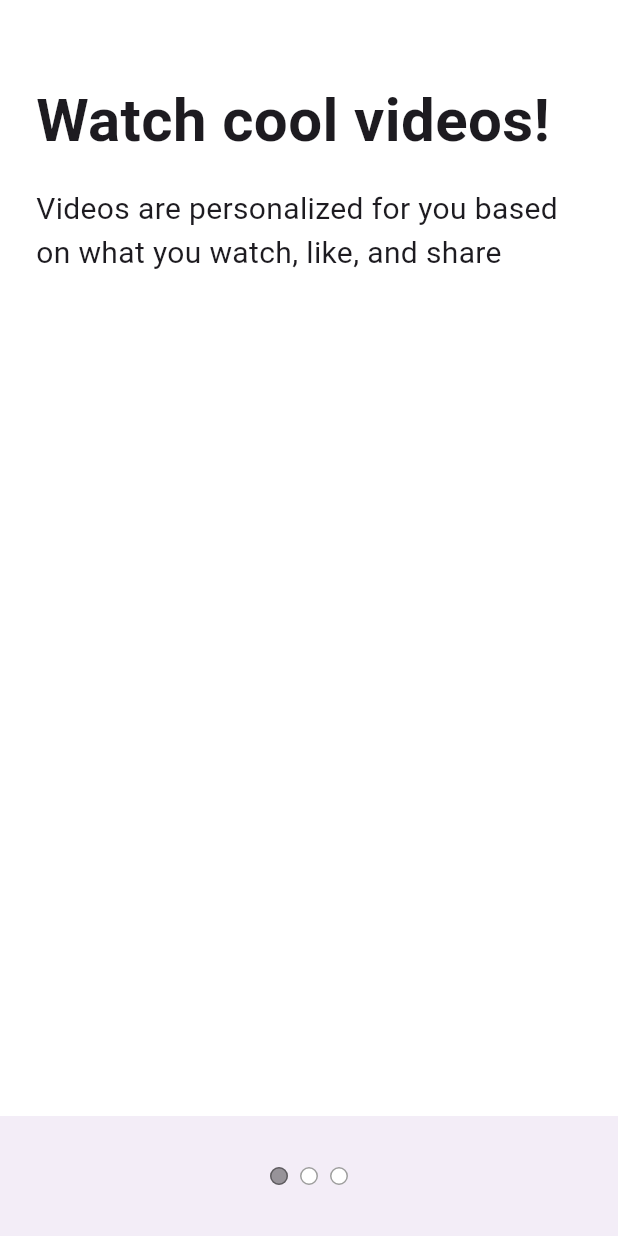
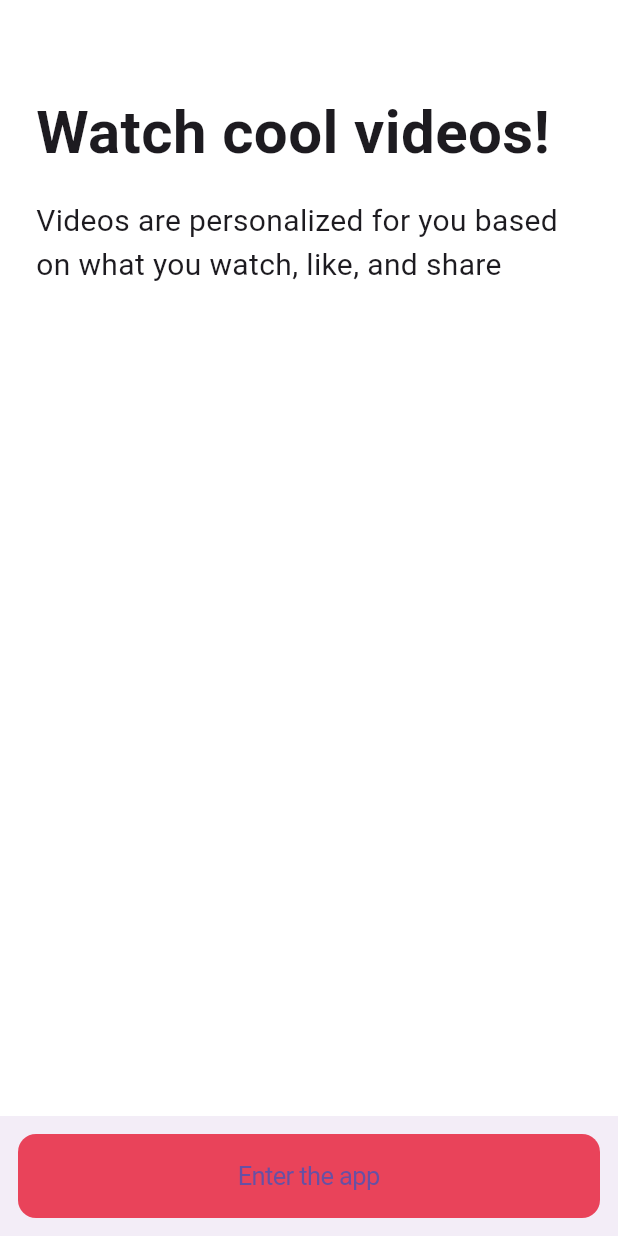
Before and after one commit to Ddip318/tiktok_clone, a Flutter app: the TutorialScreen screen opened directly, on a phone screen of 412 x 824 dp. Run offline on Flutter 3.47's test engine with Material 3 defaults, Android fonts, the phone set to English and light mode, and no system bars; our stand-ins replace font_awesome_flutter.

Commit message:
make boarding screen

```diff
--- a/lib/features/onboarding/widgets/tutorial_screen.dart
+++ b/lib/features/onboarding/widgets/tutorial_screen.dart
@@ -1,6 +1,11 @@
+import 'package:flutter/cupertino.dart';
 import 'package:flutter/material.dart';
 import 'package:tiktok_clone/constants/gaps.dart';
 import 'package:tiktok_clone/constants/sizes.dart';
+
+enum Direction { right, left }
+
+enum Page { first, second }
 
 class TutorialScreen extends StatefulWidget {
   const TutorialScreen({super.key});
@@ -10,22 +15,80 @@ class TutorialScreen extends StatefulWidget {
 }
 
 class _TutorialScreenState extends State<TutorialScreen> {
+  Direction _dircetion = Direction.right;
+  Page _showingPage = Page.first;
+
+  void _onPanUpdate(DragUpdateDetails details) {
+    if (details.delta.dx > 0) {
+      setState(() {
+        _dircetion = Direction.right;
+      });
+    } else {
+      setState(() {
+        _dircetion = Direction.left;
+      });
+    }
+  }
+
+  void _onPanEnd(DragEndDetails detail) {
+    if (_dircetion == Direction.left) {
+      setState(() {
+        _showingPage = Page.second;
+      });
+    } else {
+      setState(() {
+        _showingPage = Page.first;
+      });
+    }
+  }
+
   @override
   Widget build(BuildContext context) {
-    return DefaultTabController(
-      length: 3,
+    return GestureDetector(
+      onPanUpdate: _onPanUpdate,
+      onPanEnd: _onPanEnd,
       child: Scaffold(
-        body: SafeArea(
-          child: TabBarView(
-            children: [
-              Padding(
-                padding: EdgeInsets.symmetric(
+        body: Padding(
+          padding: const EdgeInsets.symmetric(
             horizontal: Sizes.size24,
           ),
-                child: Column(
+          child: SafeArea(
+            child: AnimatedCrossFade(
+              duration: Duration(
+                milliseconds: 300,
+              ),
+              firstChild: firstPage(),
+              secondChild: secondPage(),
+              crossFadeState: _showingPage == Page.first
+                  ? CrossFadeState.showFirst
+                  : CrossFadeState.showSecond,
+            ),
+          ),
+        ),
+        bottomNavigationBar: BottomAppBar(
+          padding: EdgeInsets.symmetric(
+            vertical: Sizes.size12,
+            horizontal: Sizes.size12,
+          ),
+          child: AnimatedOpacity(
+            duration: Duration(milliseconds: 300),
+            opacity: _showingPage == Page.first ? 1 : 0,
+            child: CupertinoButton(
+              onPressed: () {},
+              color: Theme.of(context).primaryColor,
+              child: Text('Enter the app'),
+            ),
+          ),
+        ),
+      ),
+    );
+  }
+
+  Column firstPage() {
+    return Column(
       crossAxisAlignment: CrossAxisAlignment.start,
       children: [
-                    Gaps.v52,
+        Gaps.v60,
         Text(
           "Watch cool videos!",
           style: TextStyle(
@@ -41,78 +104,32 @@ class _TutorialScreenState extends State<TutorialScreen> {
           ),
         ),
       ],
-                ),
-              ),
-              Padding(
-                padding: EdgeInsets.symmetric(
-                  horizontal: Sizes.size24,
-                ),
-                child: Column(
+    );
+  }
+
+  Column secondPage() {
+    return Column(
       crossAxisAlignment: CrossAxisAlignment.start,
       children: [
-                    Gaps.v52,
-                    Text(
-                      "Follow the rules of the app",
+        Gaps.v60,
+        FractionallySizedBox(
+          widthFactor: 1,
+          child: Text(
+            "Follow the rules",
             style: TextStyle(
               fontSize: Sizes.size40,
               fontWeight: FontWeight.bold,
             ),
           ),
+        ),
         Gaps.v16,
         Text(
-                      "Videos are personalized for you based on what you watch, like, and share",
+          "Take care of one another! Phils",
           style: TextStyle(
             fontSize: Sizes.size20,
           ),
         ),
       ],
-                ),
-              ),
-              Padding(
-                padding: EdgeInsets.symmetric(
-                  horizontal: Sizes.size24,
-                ),
-                child: Column(
-                  crossAxisAlignment: CrossAxisAlignment.start,
-                  children: [
-                    Gaps.v52,
-                    Text(
-                      "Enjoy the ride",
-                      style: TextStyle(
-                        fontSize: Sizes.size40,
-                        fontWeight: FontWeight.bold,
-                      ),
-                    ),
-                    Gaps.v16,
-                    Text(
-                      "Videos are personalized for you based on what you watch, like, and share",
-                      style: TextStyle(
-                        fontSize: Sizes.size20,
-                      ),
-                    ),
-                  ],
-                ),
-              ),
-            ],
-          ),
-        ),
-        bottomNavigationBar: BottomAppBar(
-          child: Container(
-            padding: EdgeInsets.symmetric(
-                //vertical: Sizes.size48,
-                ),
-            child: Row(
-              mainAxisAlignment: MainAxisAlignment.center,
-              children: [
-                TabPageSelector(
-                  color: Colors.white,
-                  selectedColor: Colors.black38,
-                ),
-              ],
-            ),
-          ),
-        ),
-      ),
     );
   }
 }
```
Lines whose indentation alone changed are shown as unchanged.
